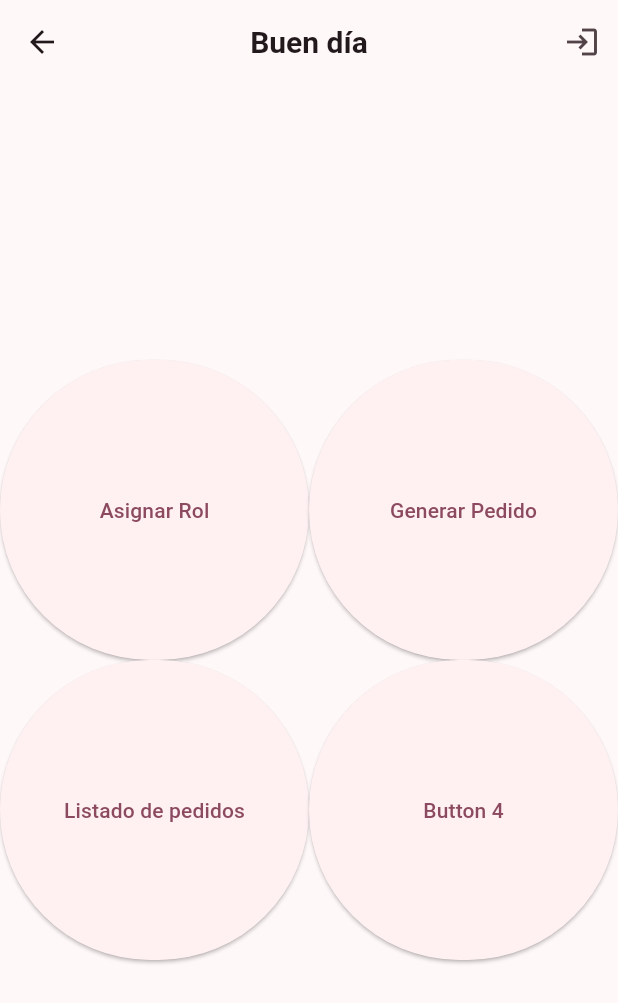
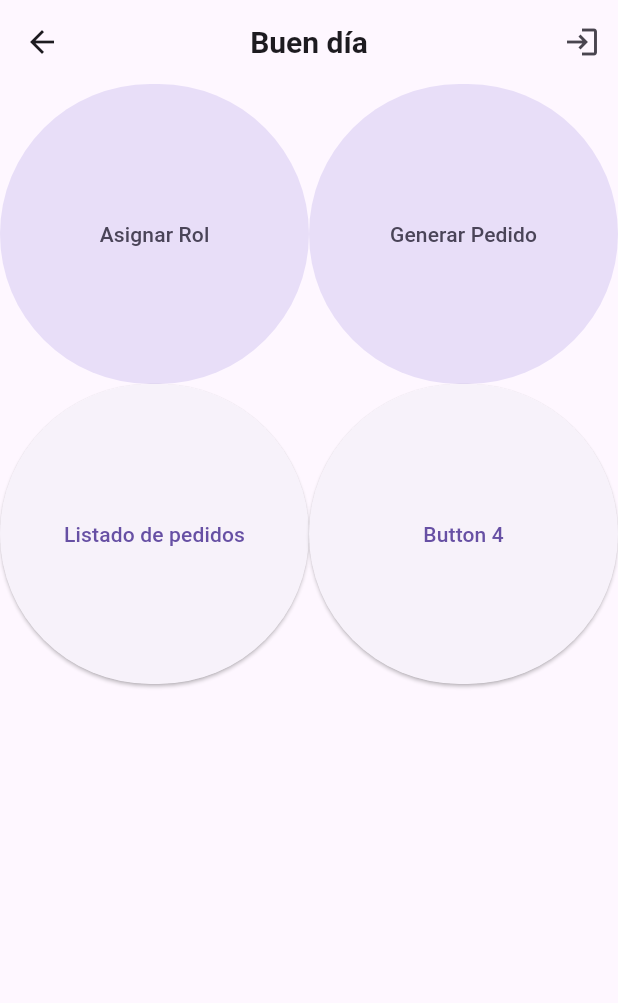
Before and after one commit to JairoGt/Test, a Flutter app: the AdminScreen screen opened directly, on a phone screen of 412 x 824 dp. Shown: the top 1003 px of the screen. Run offline on Flutter 3.47's test engine with Material 3 defaults, Android fonts, the phone set to English and light mode, and no system bars; our stand-ins replace cloud_firestore, firebase_auth, firebase_core, local_auth; accounts and stored records are empty; network calls fail.

Commit message:
NUEVA VERSION 1.3 CASI FINAL

```diff
--- a/lib/Pages/admin_page.dart
+++ b/lib/Pages/admin_page.dart
@@ -1,3 +1,4 @@
+import 'package:appseguimiento/Pages/asignacion_page.dart';
 import 'package:appseguimiento/Pages/list_page.dart';
 import 'package:appseguimiento/Pages/pedidosScreen.dart';
 import 'package:appseguimiento/Pages/role_page.dart';
@@ -30,7 +31,7 @@
 class _AdminScreenState extends State<AdminScreen> {
 final LocalAuthentication authentication = LocalAuthentication();
 
-  final bool _useFingerprint = false;
+
 final user = FirebaseAuth.instance.currentUser;
 
   final greeting = getGreeting();
@@ -68,7 +69,8 @@
               icon: const Icon(Icons.login))
         ],
       ),
-      body: Center(
+      body: SingleChildScrollView(
+        child: Center(
           child: Column(
             mainAxisAlignment: MainAxisAlignment.center,
             children: [
@@ -77,12 +79,12 @@
                 children: [
                   Expanded(
                     child: AnimatedContainer(
-                    duration: Duration(milliseconds: 300),
+                      duration: const Duration(milliseconds: 300),
                       curve: Curves.easeInOut,
                       width: 200,
                       height: 200,
-                    child: ElevatedButton(
-                      child: Text('Asignar Rol'),
+                      child: FilledButton.tonal(
+                        child: const Text('Asignar Rol'),
                         onPressed: () {
                           Navigator.push(
                             context,
@@ -96,12 +98,12 @@
                   ),
                   Expanded(
                     child: AnimatedContainer(
-                    duration: Duration(milliseconds: 300),
+                      duration:const Duration(milliseconds: 300),
                       curve: Curves.easeInOut,
                       width: 200,
                       height: 200,
-                    child: ElevatedButton(
-                      child: Text('Generar Pedido'),
+                      child: FilledButton.tonal(
+                        child: const Text('Generar Pedido'),
                         onPressed: () {
                            Navigator.push(
                             context,
@@ -120,12 +122,12 @@
                 children: [
                   Expanded(
                     child: AnimatedContainer(
-                    duration: Duration(milliseconds: 300),
+                      duration:const Duration(milliseconds: 300),
                       curve: Curves.easeInOut,
                       width: 200,
                       height: 200,
                       child: ElevatedButton(
-                      child: Text('Listado de pedidos'),
+                        child: const Text('Listado de pedidos'),
                         onPressed: () {
                           Navigator.push(
                             context,
@@ -139,23 +141,20 @@
                   ),
                   Expanded(
                     child: AnimatedContainer(
-                    duration: Duration(milliseconds: 300),
+                      duration: const Duration(milliseconds: 300),
                       curve: Curves.easeInOut,
                       width: 200,
                       height: 200,
                       child: ElevatedButton(
-                      child: Text('Button 4'),
-                      onPressed: () async {
-                        final bool isAvailable = await authentication.canCheckBiometrics;
-if (isAvailable && _useFingerprint) {
-  final bool success = await authentication.authenticate(
-      localizedReason: 'Inicia sesión con tu huella digital');
-  if (success) {
-    // El usuario se autentica con huella digital
-  } else {
-    // La huella digital no fue reconocida
-  }
-}
+                        child: const Text('Button 4'),
+                        onPressed: ()  {
+                          Navigator.push(
+                            context,
+                            MaterialPageRoute(
+                              builder: (context) => AsignarPedidos(),
+                            ),
+                          );
+
                         },
                       ),
                     ),
@@ -166,6 +165,7 @@
             ],
           ),
         ),
+      ),
     );
   }
 }
--- a/lib/auth/signup.dart
+++ b/lib/auth/signup.dart
@@ -52,7 +52,7 @@
     ));
   }
 }
-
+final FirebaseAuth auth = FirebaseAuth.instance;
 // Obtiene el documento del usuario en la colección `users` con el correo electrónico especificado.
 FirebaseFirestore firestore = FirebaseFirestore.instance;
 CollectionReference users = firestore.collection('users');
@@ -60,7 +60,9 @@
 Map<String, dynamic> data = {
   'name': namecontroller.text,
   'email': mailcontroller.text.trim(),
+  'idmoto': '0',
   'role': 'client',
+
 };
 
 userDocument.set(data);
--- a/pubspec.yaml
+++ b/pubspec.yaml
@@ -29,6 +29,7 @@
 # versions available, run `flutter pub outdated`.
 dependencies:
   cloud_firestore: ^4.8.5
+  cross_scroll: ^0.0.5
   cupertino_icons: ^1.0.2
   firebase_auth: ^4.7.3
   firebase_core: ^2.15.1
@@ -38,6 +39,7 @@
   horizontal_data_table: ^4.3.1
   intl: ^0.18.1
   local_auth: ^2.1.6
+  responsive_table: ^0.2.0+2
   uuid: ^3.0.7
 
 dev_dependencies:
```
Also changed, not shown: lib/Pages/client_page.dart (+12 -0 lines), lib/Pages/moto_page.dart (+11 -0 lines), lib/auth/login.dart (+2 -5 lines), lib/main.dart (+3 -4 lines), pubspec.lock. Lines whose indentation alone changed are shown as unchanged.
